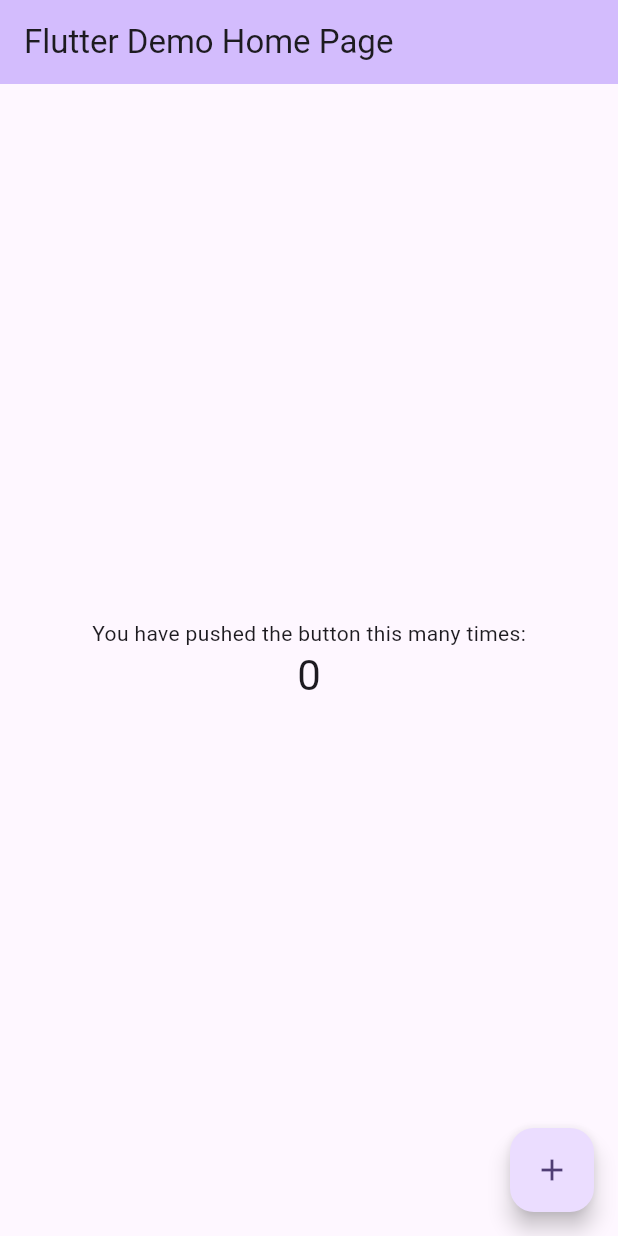
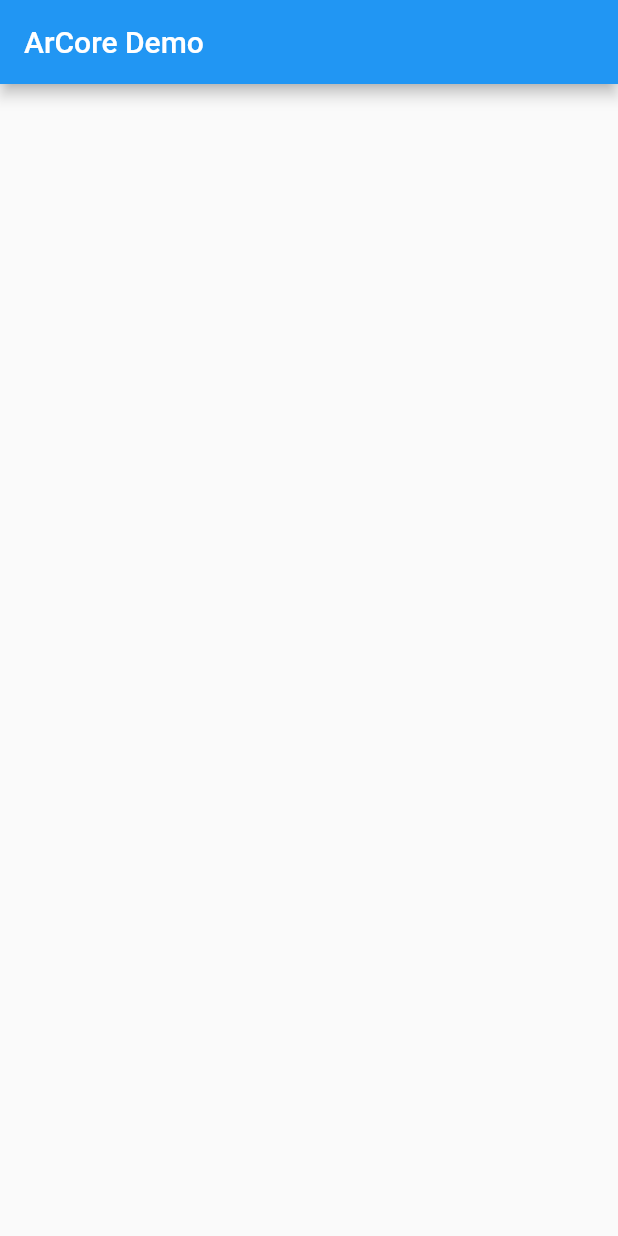
Before and after one commit to rishabhmore/IlluminAR, a Flutter app: the screen it shows after launch, on a phone screen of 412 x 824 dp. Run offline on Flutter 3.47's test engine with Material 2 defaults, Android fonts, the phone set to English and light mode, and no system bars; missing offline and left inert: arcore_flutter_plugin.

```diff
--- /dev/null
+++ b/lib/ar_app.dart
@@ -0,0 +1,14 @@
+import 'package:flutter/material.dart';
+import 'package:unreal_space/ar_screen.dart';
+
+class ARApp extends StatelessWidget {
+  const ARApp({super.key});
+
+  @override
+  Widget build(BuildContext context) {
+    return const MaterialApp(
+      debugShowCheckedModeBanner: false,
+      home: ARScreen(),
+    );
+  }
+}
--- /dev/null
+++ b/lib/ar_screen.dart
@@ -0,0 +1,14 @@
+import 'package:flutter/material.dart';
+
+class ARScreen extends StatelessWidget {
+  const ARScreen({super.key});
+
+  @override
+  Widget build(BuildContext context) {
+    return Scaffold(
+      appBar: AppBar(
+        title: const Text('ArCore Demo'),
+      ),
+    );
+  }
+}
--- a/lib/main.dart
+++ b/lib/main.dart
@@ -1,6 +1,7 @@
 import 'package:flutter/material.dart';
 import 'package:arcore_flutter_plugin/arcore_flutter_plugin.dart'
     show ArCoreController;
+import 'package:unreal_space/ar_app.dart';
 
 void main() async {
   WidgetsFlutterBinding.ensureInitialized();
@@ -8,67 +9,5 @@ void main() async {
   debugPrint(await ArCoreController.checkArCoreAvailability());
   debugPrint('\nAR SERVICES INSTALLED? ');
   debugPrint(await ArCoreController.checkIsArCoreInstalled());
-  runApp(const MyApp());
+  runApp(const ARApp());
 }
-
-class MyApp extends StatelessWidget {
-  const MyApp({super.key});
-
-  @override
-  Widget build(BuildContext context) {
-    return MaterialApp(
-      title: 'Flutter Demo',
-      theme: ThemeData(
-        colorScheme: ColorScheme.fromSeed(seedColor: Colors.deepPurple),
-        useMaterial3: true,
-      ),
-      home: const MyHomePage(title: 'Flutter Demo Home Page'),
-    );
-  }
-}
-
-class MyHomePage extends StatefulWidget {
-  const MyHomePage({super.key, required this.title});
-
-  final String title;
-
-  @override
-  State<MyHomePage> createState() => _MyHomePageState();
-}
-
-class _MyHomePageState extends State<MyHomePage> {
-  int _counter = 0;
-
-  void _incrementCounter() {
-    setState(() {
-      _counter++;
-    });
-  }
-
-  @override
-  Widget build(BuildContext context) {
-    return Scaffold(
-      appBar: AppBar(
-        backgroundColor: Theme.of(context).colorScheme.inversePrimary,
-        title: Text(widget.title),
-      ),
-      body: Center(
-        child: Column(
-          mainAxisAlignment: MainAxisAlignment.center,
-          children: <Widget>[
-            const Text('You have pushed the button this many times:'),
-            Text(
-              '$_counter',
-              style: Theme.of(context).textTheme.headlineMedium,
-            ),
-          ],
-        ),
-      ),
-      floatingActionButton: FloatingActionButton(
-        onPressed: _incrementCounter,
-        tooltip: 'Increment',
-        child: const Icon(Icons.add),
-      ),
-    );
-  }
-}
--- a/pubspec.yaml
+++ b/pubspec.yaml
@@ -12,6 +12,7 @@ dependencies:
   flutter:
     sdk: flutter
   arcore_flutter_plugin: ^0.1.0
+  vector_math: ^2.1.4
   cupertino_icons: ^1.0.2
 
 dev_dependencies:
```
Also changed, not shown: lib/examples/custom_object.dart (added, +85 -0 lines), assets/earth.jpeg (added), pubspec.lock, 1 other file.
